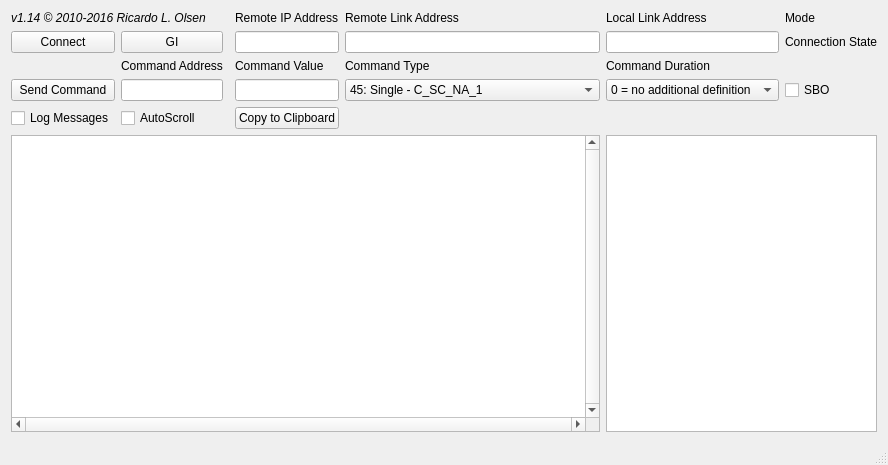
This is qtester104/mainwindow.ui in fox1983/OSHMI as Qt 5 draws it before an edit. The edited form follows.
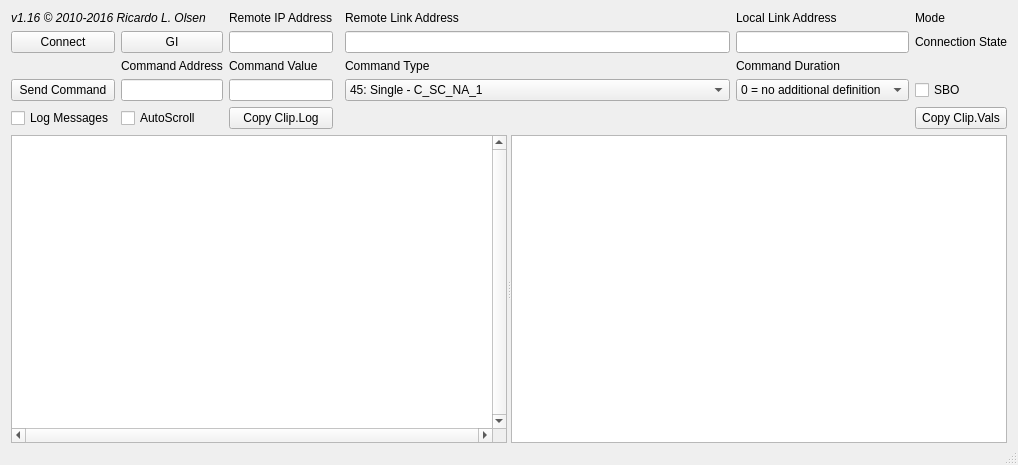
This is the edited form.

What changed in the file:
```diff
--- a/qtester104/mainwindow.ui
+++ b/qtester104/mainwindow.ui
@@ -6,7 +6,7 @@
    <rect>
     <x>0</x>
     <y>0</y>
-    <width>870</width>
+    <width>906</width>
     <height>465</height>
    </rect>
   </property>
@@ -15,102 +15,161 @@
   </property>
   <widget class="QWidget" name="centralWidget">
    <layout class="QGridLayout" name="gridLayout">
-    <item row="2" column="0">
-     <widget class="QPushButton" name="pbConnect">
-      <property name="text">
-       <string>Connect</string>
-      </property>
-     </widget>
-    </item>
-    <item row="2" column="6">
-     <widget class="QLabel" name="lbStatus">
-      <property name="text">
-       <string>Connection State</string>
-      </property>
-     </widget>
-    </item>
-    <item row="7" column="0" colspan="5">
-     <widget class="QListWidget" name="lwLog">
+    <property name="bottomMargin">
+     <number>0</number>
+    </property>
+    <item row="5" column="0" colspan="7">
+     <widget class="QSplitter" name="splitter">
       <property name="sizePolicy">
        <sizepolicy hsizetype="Expanding" vsizetype="Expanding">
         <horstretch>0</horstretch>
         <verstretch>0</verstretch>
        </sizepolicy>
       </property>
-      <property name="font">
-       <font>
-        <family>Courier New</family>
-        <pointsize>9</pointsize>
-       </font>
+      <property name="maximumSize">
+       <size>
+        <width>16777215</width>
+        <height>16777215</height>
+       </size>
       </property>
-      <property name="verticalScrollBarPolicy">
-       <enum>Qt::ScrollBarAlwaysOn</enum>
+      <property name="orientation">
+       <enum>Qt::Horizontal</enum>
       </property>
-      <property name="horizontalScrollBarPolicy">
-       <enum>Qt::ScrollBarAlwaysOn</enum>
-      </property>
-      <property name="selectionMode">
-       <enum>QAbstractItemView::NoSelection</enum>
-      </property>
-      <property name="resizeMode">
-       <enum>QListView::Adjust</enum>
-      </property>
-      <property name="layoutMode">
-       <enum>QListView::SinglePass</enum>
-      </property>
+      <widget class="QListWidget" name="lwLog">
+       <property name="sizePolicy">
+        <sizepolicy hsizetype="Expanding" vsizetype="Expanding">
+         <horstretch>0</horstretch>
+         <verstretch>0</verstretch>
+        </sizepolicy>
+       </property>
+       <property name="font">
+        <font>
+         <family>Courier New</family>
+         <pointsize>9</pointsize>
+        </font>
+       </property>
+       <property name="verticalScrollBarPolicy">
+        <enum>Qt::ScrollBarAlwaysOn</enum>
+       </property>
+       <property name="horizontalScrollBarPolicy">
+        <enum>Qt::ScrollBarAlwaysOn</enum>
+       </property>
+       <property name="selectionMode">
+        <enum>QAbstractItemView::NoSelection</enum>
+       </property>
+       <property name="resizeMode">
+        <enum>QListView::Adjust</enum>
+       </property>
+       <property name="layoutMode">
+        <enum>QListView::SinglePass</enum>
+       </property>
+      </widget>
+      <widget class="QTableWidget" name="twPontos">
+       <property name="sizePolicy">
+        <sizepolicy hsizetype="Expanding" vsizetype="Expanding">
+         <horstretch>0</horstretch>
+         <verstretch>0</verstretch>
+        </sizepolicy>
+       </property>
+      </widget>
      </widget>
     </item>
-    <item row="1" column="3">
-     <widget class="QLabel" name="label_2">
+    <item row="1" column="5">
+     <widget class="QLineEdit" name="leMasterAddress"/>
+    </item>
+    <item row="2" column="4">
+     <widget class="QLabel" name="label_7">
       <property name="text">
-       <string>Remote IP Address</string>
+       <string>Command Type</string>
       </property>
      </widget>
     </item>
-    <item row="2" column="3">
-     <widget class="QLineEdit" name="leIPRemoto"/>
-    </item>
-    <item row="7" column="5" colspan="2">
-     <widget class="QTableWidget" name="twPontos"/>
+    <item row="1" column="4">
+     <widget class="QLineEdit" name="leLinkAddress"/>
     </item>
     <item row="2" column="1">
+     <widget class="QLabel" name="label_5">
+      <property name="text">
+       <string>Command Address</string>
+      </property>
+     </widget>
+    </item>
+    <item row="1" column="1">
      <widget class="QPushButton" name="pbGI">
       <property name="text">
        <string>GI</string>
       </property>
      </widget>
     </item>
-    <item row="2" column="4">
-     <widget class="QLineEdit" name="leLinkAddress"/>
-    </item>
-    <item row="1" column="4">
-     <widget class="QLabel" name="label_3">
-      <property name="text">
-       <string>Remote Link Address</string>
-      </property>
-     </widget>
-    </item>
     <item row="2" column="5">
-     <widget class="QLineEdit" name="leMasterAddress"/>
+     <widget class="QLabel" name="label_8">
+      <property name="text">
+       <string>Command Duration</string>
+      </property>
+     </widget>
     </item>
-    <item row="1" column="5">
-     <widget class="QLabel" name="label_4">
+    <item row="3" column="5">
+     <widget class="QComboBox" name="cbCmdDuration">
+      <item>
+       <property name="text">
+        <string>0 = no additional definition</string>
+       </property>
+      </item>
+      <item>
+       <property name="text">
+        <string>1 = short pulse</string>
+       </property>
+      </item>
+      <item>
+       <property name="text">
+        <string>2 = long pulse</string>
+       </property>
+      </item>
+      <item>
+       <property name="text">
+        <string>3 = persistent output</string>
+       </property>
+      </item>
+     </widget>
+    </item>
+    <item row="1" column="6">
+     <widget class="QLabel" name="lbStatus">
       <property name="text">
-       <string>Local Link Address</string>
+       <string>Connection State</string>
       </property>
      </widget>
     </item>
-    <item row="4" column="0">
+    <item row="3" column="6">
+     <widget class="QCheckBox" name="cbSBO">
+      <property name="text">
+       <string>SBO</string>
+      </property>
+     </widget>
+    </item>
+    <item row="2" column="2">
+     <widget class="QLabel" name="label_6">
+      <property name="text">
+       <string>Command Value</string>
+      </property>
+     </widget>
+    </item>
+    <item row="1" column="2">
+     <widget class="QLineEdit" name="leIPRemoto"/>
+    </item>
+    <item row="3" column="0">
      <widget class="QPushButton" name="pbSendCommandsButton">
       <property name="text">
        <string>Send Command</string>
       </property>
      </widget>
     </item>
-    <item row="4" column="1">
+    <item row="3" column="1">
      <widget class="QLineEdit" name="leCmdAddress"/>
     </item>
-    <item row="4" column="4">
+    <item row="3" column="2">
+     <widget class="QLineEdit" name="leCmdValue"/>
+    </item>
+    <item row="3" column="4">
      <widget class="QComboBox" name="cbCmdAsdu">
       <item>
        <property name="text">
@@ -142,85 +201,44 @@
         <string>60: Reg. Step with time tag - C_RC_TA_1</string>
        </property>
       </item>
-     </widget>
-    </item>
-    <item row="4" column="3">
-     <widget class="QLineEdit" name="leCmdValue"/>
-    </item>
-    <item row="3" column="1">
-     <widget class="QLabel" name="label_5">
-      <property name="text">
-       <string>Command Address</string>
-      </property>
-     </widget>
-    </item>
-    <item row="3" column="3">
-     <widget class="QLabel" name="label_6">
-      <property name="text">
-       <string>Command Value</string>
-      </property>
-     </widget>
-    </item>
-    <item row="3" column="4">
-     <widget class="QLabel" name="label_7">
-      <property name="text">
-       <string>Command Type</string>
-      </property>
-     </widget>
-    </item>
-    <item row="4" column="5">
-     <widget class="QComboBox" name="cbCmdDuration">
       <item>
        <property name="text">
-        <string>0 = no additional definition</string>
+        <string>48: Set-point normalised value - C_SE_NA_1</string>
        </property>
       </item>
       <item>
        <property name="text">
-        <string>1 = short pulse</string>
+        <string>49: Set-point scaled value - C_SE_NB_1</string>
        </property>
       </item>
       <item>
        <property name="text">
-        <string>2 = long pulse</string>
+        <string>50: Set-point short floating point value - C_SE_NC_1</string>
        </property>
       </item>
       <item>
        <property name="text">
-        <string>3 = persistent output</string>
+        <string>61: Set-point normalised value with time tag - C_SE_TA_1</string>
        </property>
       </item>
+      <item>
+       <property name="text">
+        <string>62: Set-point scaled value with time tag - C_SE_TB_1</string>
+       </property>
+      </item>
+      <item>
+       <property name="text">
+        <string>63: Set-point short floating point value with time tag - C_SE_TC_1</string>
+       </property>
+      </item>
+      <item>
+       <property name="text">
+        <string>103: Clock Syncronization - C_CS_NA_1</string>
+       </property>
+      </item>
      </widget>
     </item>
-    <item row="3" column="5">
-     <widget class="QLabel" name="label_8">
-      <property name="text">
-       <string>Command Duration</string>
-      </property>
-     </widget>
-    </item>
-    <item row="4" column="6">
-     <widget class="QCheckBox" name="cbSBO">
-      <property name="text">
-       <string>SBO</string>
-      </property>
-     </widget>
-    </item>
-    <item row="1" column="6">
-     <widget class="QLabel" name="lbMode">
-      <property name="text">
-       <string>Mode</string>
-      </property>
-     </widget>
-    </item>
-    <item row="6" column="0">
-     <widget class="QCheckBox" name="cbLog">
-      <property name="text">
-       <string>Log Messages</string>
-      </property>
-     </widget>
-    </item>
-    <item row="6" column="1">
+    <item row="4" column="1">
      <widget class="QCheckBox" name="cbAutoScroll">
       <property name="text">
        <string>AutoScroll</string>
@@ -230,7 +248,42 @@
       </property>
      </widget>
     </item>
-    <item row="1" column="0" colspan="3">
+    <item row="4" column="0">
+     <widget class="QCheckBox" name="cbLog">
+      <property name="text">
+       <string>Log Messages</string>
+      </property>
+     </widget>
+    </item>
+    <item row="0" column="5">
+     <widget class="QLabel" name="label_4">
+      <property name="text">
+       <string>Local Link Address</string>
+      </property>
+     </widget>
+    </item>
+    <item row="0" column="2">
+     <widget class="QLabel" name="label_2">
+      <property name="text">
+       <string>Remote IP Address</string>
+      </property>
+     </widget>
+    </item>
+    <item row="0" column="6">
+     <widget class="QLabel" name="lbMode">
+      <property name="text">
+       <string>Mode</string>
+      </property>
+     </widget>
+    </item>
+    <item row="0" column="4">
+     <widget class="QLabel" name="label_3">
+      <property name="text">
+       <string>Remote Link Address</string>
+      </property>
+     </widget>
+    </item>
+    <item row="0" column="0" colspan="2">
      <widget class="QLabel" name="lbCopyright">
       <property name="font">
        <font>
@@ -238,14 +291,28 @@
        </font>
       </property>
       <property name="text">
-       <string>v1.14 © 2010-2016 Ricardo L. Olsen</string>
+       <string>v1.16 © 2010-2016 Ricardo L. Olsen</string>
       </property>
      </widget>
     </item>
-    <item row="6" column="3">
+    <item row="1" column="0">
+     <widget class="QPushButton" name="pbConnect">
+      <property name="text">
+       <string>Connect</string>
+      </property>
+     </widget>
+    </item>
+    <item row="4" column="2">
      <widget class="QPushButton" name="pbCopyClipb">
       <property name="text">
-       <string>Copy to Clipboard</string>
+       <string>Copy Clip.Log</string>
+      </property>
+     </widget>
+    </item>
+    <item row="4" column="6">
+     <widget class="QPushButton" name="pbCopyVals">
+      <property name="text">
+       <string>Copy Clip.Vals</string>
       </property>
      </widget>
     </item>
@@ -256,7 +323,7 @@
     <rect>
      <x>0</x>
      <y>0</y>
-     <width>870</width>
+     <width>906</width>
      <height>21</height>
     </rect>
    </property>
```
